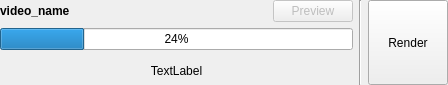
Above: assets/ui/VideoItemWidget.ui from wongselent/wml before the change. Below: the same form after it.
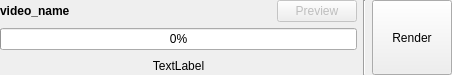
That is the form after the change.

What changed in the file:
```diff
--- a/assets/ui/VideoItemWidget.ui
+++ b/assets/ui/VideoItemWidget.ui
@@ -6,10 +6,16 @@
    <rect>
     <x>0</x>
     <y>0</y>
-    <width>448</width>
-    <height>85</height>
+    <width>452</width>
+    <height>75</height>
    </rect>
   </property>
+  <property name="minimumSize">
+   <size>
+    <width>0</width>
+    <height>75</height>
+   </size>
+  </property>
   <property name="windowTitle">
    <string>Form</string>
   </property>
@@ -80,7 +86,7 @@
      <item>
       <widget class="QProgressBar" name="render_progressbar">
        <property name="value">
-        <number>24</number>
+        <number>0</number>
        </property>
       </widget>
      </item>
```
